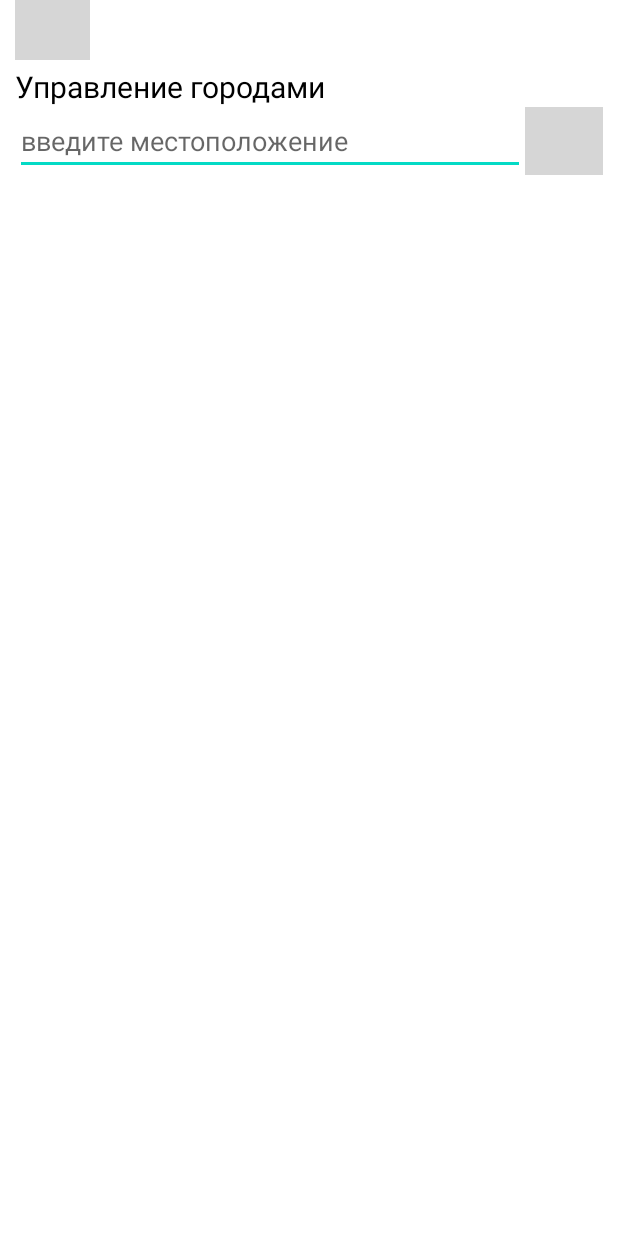
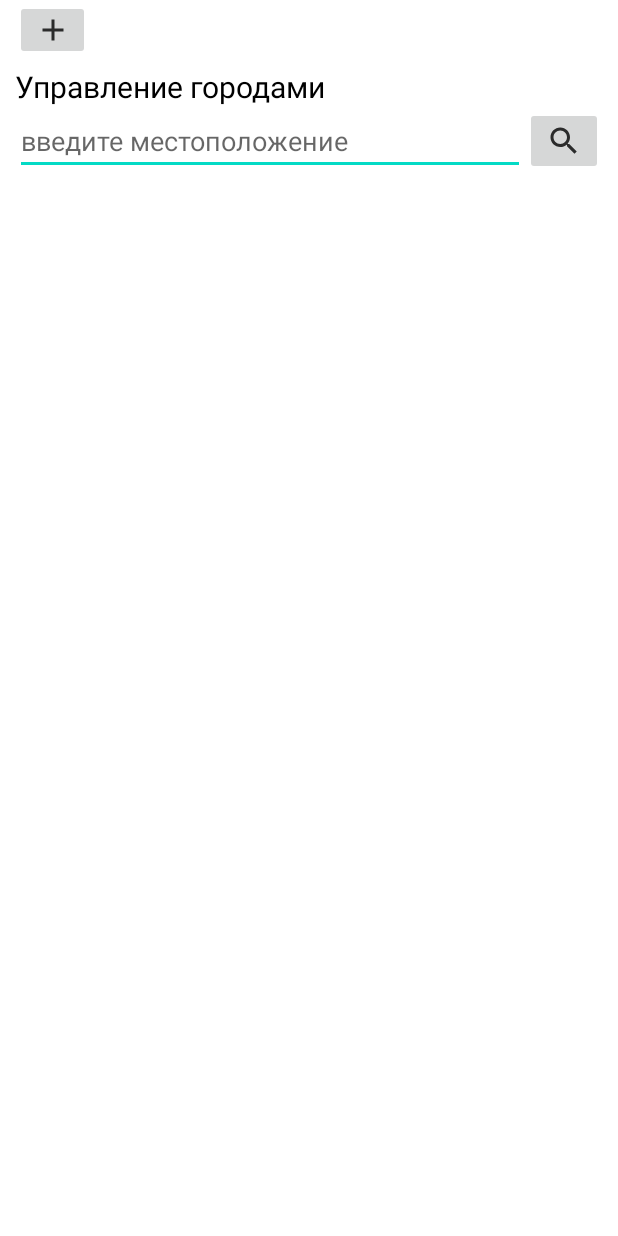
Before and after one commit to vaisper/SimpleWeather, an Android app: the layout search_activity.xml on its own in the app's theme, with its tools: preview values and no code run, on a phone screen of 412 x 824 dp. Run offline under Robolectric (Android 15) with nearby library versions, the light colour scheme and no system bars; grey boxes are pictures that could not be loaded.

Commit message:
2 screen

```diff
--- /dev/null
+++ b/app/src/main/res/drawable-anydpi/back_icon.xml
@@ -0,0 +1,11 @@
+<vector xmlns:android="http://schemas.android.com/apk/res/android"
+    android:width="24dp"
+    android:height="24dp"
+    android:viewportWidth="24"
+    android:viewportHeight="24"
+    android:tint="#000000"
+    android:alpha="0.8">
+  <path
+      android:fillColor="@android:color/white"
+      android:pathData="M19,13h-6v6h-2v-6H5v-2h6V5h2v6h6v2z"/>
+</vector>
--- /dev/null
+++ b/app/src/main/res/drawable-anydpi/search_icon.xml
@@ -0,0 +1,11 @@
+<vector xmlns:android="http://schemas.android.com/apk/res/android"
+    android:width="24dp"
+    android:height="24dp"
+    android:viewportWidth="24"
+    android:viewportHeight="24"
+    android:tint="#000000"
+    android:alpha="0.8">
+  <path
+      android:fillColor="@android:color/white"
+      android:pathData="M15.5,14h-0.79l-0.28,-0.27C15.41,12.59 16,11.11 16,9.5 16,5.91 13.09,3 9.5,3S3,5.91 3,9.5 5.91,16 9.5,16c1.61,0 3.09,-0.59 4.23,-1.57l0.27,0.28v0.79l5,4.99L20.49,19l-4.99,-5zM9.5,14C7.01,14 5,11.99 5,9.5S7.01,5 9.5,5 14,7.01 14,9.5 11.99,14 9.5,14z"/>
+</vector>
--- a/app/src/main/res/layout/activity_main.xml
+++ b/app/src/main/res/layout/activity_main.xml
@@ -86,11 +86,11 @@
         android:id="@+id/forecast_button"
         android:layout_width="match_parent"
         android:layout_height="60dp"
-        android:backgroundTint="@color/blue"
         android:layout_gravity="center"
         android:layout_marginStart="@dimen/indent_forecast_button"
         android:layout_marginEnd="@dimen/indent_forecast_button"
         android:layout_marginBottom="50dp"
+        android:backgroundTint="@color/blue"
         android:text="@string/text_forecast_button"
         android:textColor="@color/black"></Button>
 </LinearLayout>
```
Also changed, not shown: app/src/main/res/drawable-anydpi/add_icon.xml (added, +11 -0 lines), app/src/main/res/drawable-hdpi/add_icon.png (added), app/src/main/res/drawable-hdpi/back_icon.png (added), app/src/main/res/drawable-hdpi/search_icon.png (added), app/src/main/res/drawable-mdpi/add_icon.png (added), app/src/main/res/drawable-mdpi/back_icon.png (added), app/src/main/res/drawable-mdpi/search_icon.png (added), app/src/main/res/drawable-xhdpi/add_icon.png (added), app/src/main/res/drawable-xhdpi/back_icon.png (added), app/src/main/res/drawable-xhdpi/search_icon.png (added), app/src/main/res/drawable-xxhdpi/add_icon.png (added), app/src/main/res/drawable-xxhdpi/back_icon.png (added), app/src/main/res/drawable-xxhdpi/search_icon.png (added), app/src/main/res/mipmap-mdpi/cancel.png (added), 3 more files.
